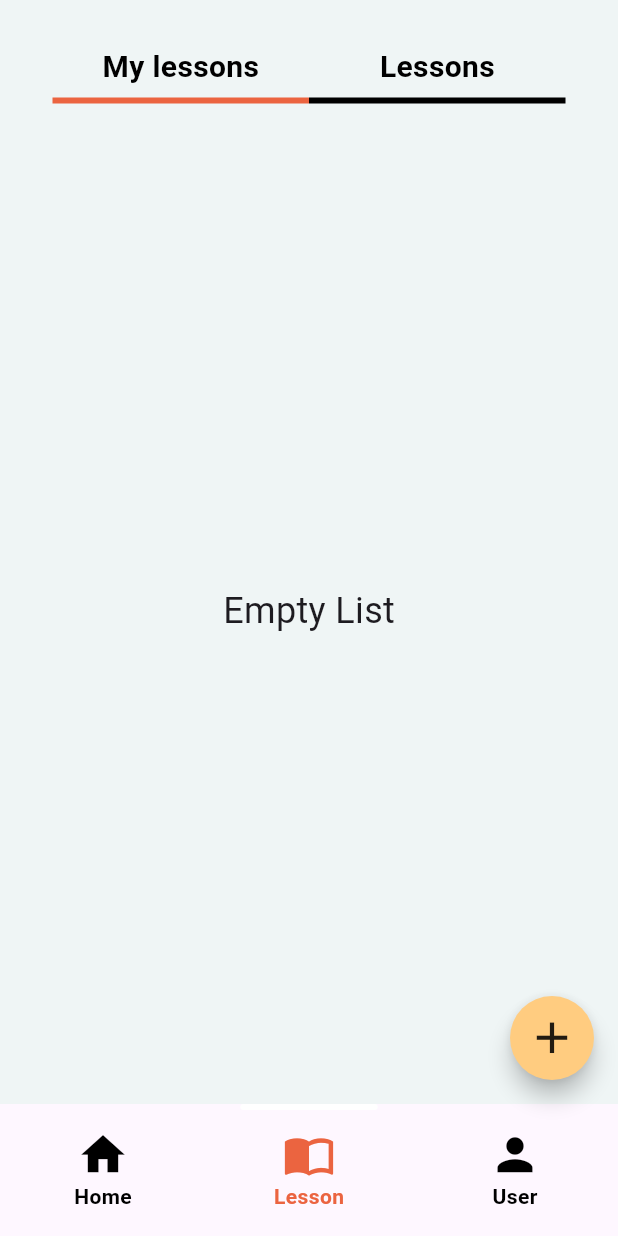
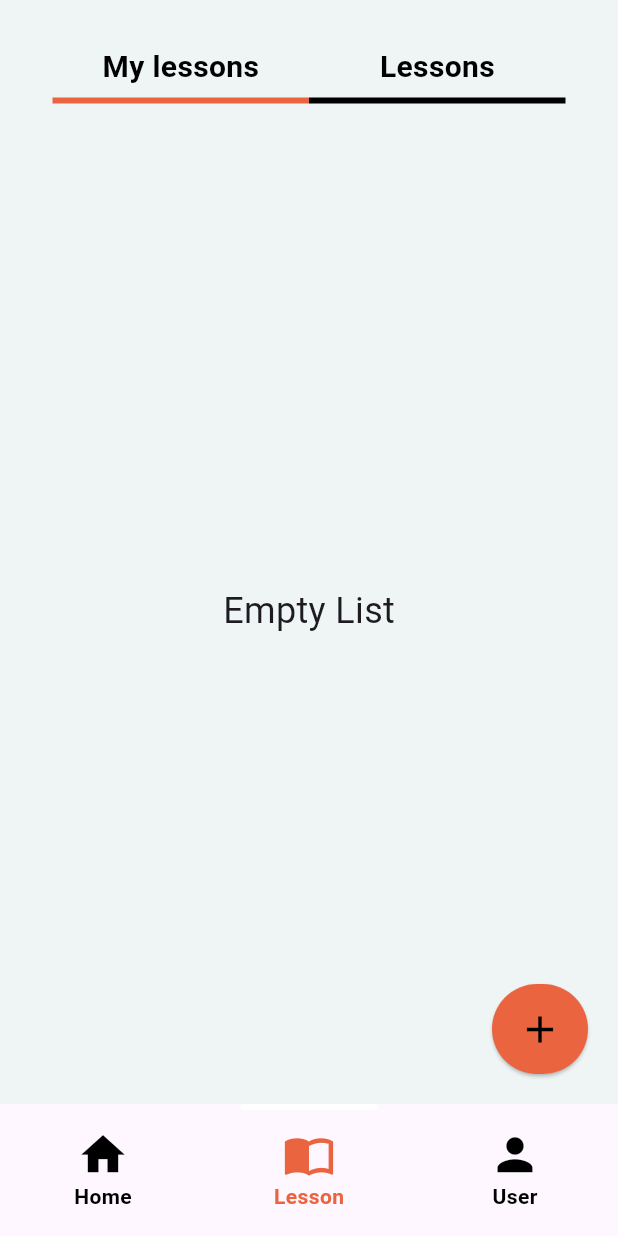
Before and after one commit to kien-ship-it/Kien-s_english_app, a Flutter app: the GeneralScreen screen opened directly, item 2 of the bottom bar chosen, on a phone screen of 412 x 824 dp. Run offline on Flutter 3.47's test engine with Material 3 defaults, Android fonts, the phone set to English and light mode, and no system bars; drawn by our look-alikes of flutter_snake_navigationbar; our stand-ins replace cloud_firestore, firebase_auth, firebase_core, firebase_storage, flip_card, fluttertoast; missing offline and left inert: survey_kit; accounts and stored records are empty.

Commit message:
add firebase

```diff
--- /dev/null
+++ b/lib/common/ConstantModel.dart
@@ -0,0 +1,2 @@
+const String LIST_PERSONAL_LESSON = "listPersonalLesson";
+const String LIST_DEFAULT_LESSON = "listDefaultLesson";
--- a/lib/features/GeneralScreen.dart
+++ b/lib/features/GeneralScreen.dart
@@ -22,7 +22,8 @@ class _GeneralScreenState extends State<GeneralScreen> {
   }
 
   Future getData() async {
-    FireStore.loadUser();
+    await FireStore.loadUser();
+    await FireStore.loadLesson();
   }
 
   var currentIndex = 0;
@@ -39,29 +40,12 @@ class _GeneralScreenState extends State<GeneralScreen> {
         return const HomeScreen();
     }
   }
-  // const Color(0xFFEED7CF)
-
-  Widget _buildFAB() {
-    return Visibility(
-      visible: currentIndex == 1,
-      child: FloatingActionButton(
-        backgroundColor: Colors.orange[200],
-        enableFeedback: true,
-        shape: const CircleBorder(),
-        onPressed: () {
-          // Your FAB action here
-        },
-        child: const Icon(Icons.add, size: 35, color: Colors.black87,),
-      ),
-    );
-  }
 
   @override
   Widget build(BuildContext context) {
     return SafeArea(
       child: Scaffold(
         body: bodyParser(currentIndex),
-        floatingActionButton: _buildFAB(),
         bottomNavigationBar: SnakeNavigationBar.color(
           behaviour: SnakeBarBehaviour.pinned,
           height: 88,
--- a/lib/features/GlobalData.dart
+++ b/lib/features/GlobalData.dart
@@ -1,5 +1,9 @@
 import 'package:english_app/models/UserModel.dart';
+
+import '../models/LessonModel.dart';
 
 class GlobalData {
   static UserModel user = UserModel.empty();
+  static List<LessonModel> listDefaultLesson = [];
+  static List<LessonModel> listPersonalLesson = [];
 }
--- a/lib/features/authentication/signup_screen.dart
+++ b/lib/features/authentication/signup_screen.dart
@@ -1,4 +1,5 @@
 import 'package:english_app/Widgets/MyToast.dart';
+import 'package:english_app/features/GeneralScreen.dart';
 import 'package:english_app/services/auth.dart';
 import 'package:english_app/features/home/home_screen.dart';
 import 'package:flutter/material.dart';
@@ -184,7 +185,7 @@ class _SignUpScreenState extends State<SignUpScreen> {
                         Navigator.pushReplacement(
                           context,
                           MaterialPageRoute(
-                            builder: (context) => const HomeScreen(),
+                            builder: (context) => const GeneralScreen(),
                           ),
                         );
                       }
--- a/lib/features/lesson/LessonScreen.dart
+++ b/lib/features/lesson/LessonScreen.dart
@@ -1,6 +1,7 @@
 import 'package:english_app/features/GlobalData.dart';
 import 'package:flutter/material.dart';
 
+import 'AddANewLessonScreen.dart';
 import 'IndividualLesson/LessonBoxList.dart';
 
 class LessonScreen extends StatefulWidget {
@@ -37,6 +38,9 @@ class _LessonScreenState extends State<LessonScreen> {
   Widget build(BuildContext context) {
     var width = MediaQuery.of(context).size.width;
     return SafeArea(
+      child: Stack(
+        children: [
+          Positioned(
             child: Container(
               color: const Color(0xFFEFF5F5),
               alignment: Alignment.center,
@@ -48,11 +52,19 @@ class _LessonScreenState extends State<LessonScreen> {
                   Expanded(
                       child: Lessonboxlist(
                     lessons: isChooseMyLesson
-                  ? GlobalData.user.listPersonalLesson
-                  : GlobalData.user.listDefaultLesson,
+                        ? GlobalData.listPersonalLesson
+                        : GlobalData.listDefaultLesson,
                   )),
                 ],
               ),
+            ),
+          ),
+          Positioned(
+            bottom: 20,
+            right: 20,
+            child: buildAddBtn(),
+          ),
+        ],
       ),
     );
   }
@@ -82,4 +94,26 @@ class _LessonScreenState extends State<LessonScreen> {
       ),
     );
   }
+
+  Widget buildAddBtn() {
+    return ElevatedButton(
+      style: ButtonStyle(
+        backgroundColor: WidgetStateProperty.all(const Color(0xFFEB6440)),
+        fixedSize: WidgetStateProperty.all(const Size(60, 60)),
+        padding: WidgetStateProperty.all<EdgeInsets>(
+          const EdgeInsets.all(0),
+        ),
+      ),
+      onPressed: () {
+        Navigator.push(
+                context,
+                MaterialPageRoute(
+                    builder: (context) => const AddANewLessonScreen()))
+            .then((value) {
+          setState(() {});
+        });
+      },
+      child: const Icon(Icons.add, size: 30, color: Colors.black),
+    );
   }
+}
--- a/lib/models/UserModel.dart
+++ b/lib/models/UserModel.dart
@@ -1,5 +1,3 @@
-import 'package:english_app/models/LessonModel.dart';
-import 'package:english_app/services/Helper.dart';
 import 'package:firebase_auth/firebase_auth.dart';
 
 import '../services/auth.dart';
@@ -8,14 +6,10 @@ class UserModel {
   final String id;
   final String fullName;
   final String email;
-  final List<LessonModel> listPersonalLesson;
-  final List<LessonModel> listDefaultLesson;
 
   UserModel({
     required this.id,
-    required this.listPersonalLesson,
     required this.fullName,
-    required this.listDefaultLesson,
     required this.email,
   });
 
@@ -23,18 +17,13 @@ class UserModel {
     return {
       'id': id,
       'fullName': fullName,
-      'listPersonalLesson': listPersonalLesson.map((e) => e.toJson()).toList(),
-      'listDefaultLesson':
-          listDefaultLesson.map((e) => e.toJson()).toList(),
       'email': email,
     };
   }
 
   factory UserModel.empty() {
     return UserModel(
-      listDefaultLesson: [],
       id: FirebaseAuth.instance.currentUser!.uid,
-      listPersonalLesson: [],
       fullName: '',
       email: '',
     );
@@ -44,11 +33,7 @@ class UserModel {
     return UserModel(
       email: json['email'],
       id: json['id'],
-      listPersonalLesson: List<LessonModel>.from(
-          json['listPersonalLesson'].map((e) => LessonModel.fromJson(e))),
       fullName: json['fullName'],
-      listDefaultLesson: List<LessonModel>.from(
-          json['listDefaultLesson'].map((e) => LessonModel.fromJson(e))),
     );
   }
 
@@ -56,25 +41,20 @@ class UserModel {
     return UserModel(
         email: user.email,
         id: user.id,
-        listPersonalLesson: user.listPersonalLesson,
-        listDefaultLesson: user.listDefaultLesson,
         fullName: user.fullName);
   }
 
-  // initialize data for user
+  // initialize data for new user
   factory UserModel.init(String fullName, String email) {
     return UserModel(
       email: email,
       id: Auth().getUserId(),
-      listDefaultLesson: Helper().buildDefaultLesson(),
-      listPersonalLesson: [],
       fullName: fullName,
     );
   }
 
   @override
   String toString() {
-    // TODO: implement toString
     return toJson().toString();
   }
 }
--- a/lib/services/store.dart
+++ b/lib/services/store.dart
@@ -1,7 +1,10 @@
 import 'dart:developer';
 
 import 'package:cloud_firestore/cloud_firestore.dart';
+import 'package:english_app/common/ConstantModel.dart';
 import 'package:english_app/features/GlobalData.dart';
+import 'package:english_app/models/LessonModel.dart';
+import 'package:english_app/services/Helper.dart';
 import 'package:firebase_auth/firebase_auth.dart';
 import 'package:firebase_storage/firebase_storage.dart';
 
@@ -17,8 +20,6 @@ class FireStore {
   static final CollectionReference<Map<String, dynamic>> _users =
       _db.collection(_userPath);
 
-  static const String _example = 'examples';
-
   // add new user
   static Future<void> initUser(String fullName, String email) async {
     try {
@@ -26,20 +27,56 @@ class FireStore {
       final docRef = _db.collection(_userPath).doc(uid);
       UserModel user = UserModel.init(fullName, email);
       docRef.set(user.toJson());
+
+      await initLesson();
     } catch (e) {
       rethrow;
     }
   }
 
+  static Future initLesson() async {
+    String uid = Auth().getUserId();
+    final docRef = _db.collection(_userPath).doc(uid);
+    // push data to firebase
+    for (var e in Helper().buildDefaultLesson()) {
+      docRef.collection(LIST_DEFAULT_LESSON).add(e.toJson());
+    }
+  }
+
   // load user data
-  static Future<UserModel> loadUser() async {
+  static Future loadUser() async {
     String uid = Auth().getUserId();
     final docRef = _db.collection(_userPath).doc(uid);
     Map<String, dynamic> data = await _getDoc(docRef);
     UserModel user = UserModel.fromJson(data);
     GlobalData.user = UserModel.clone(user);
     log(GlobalData.user.toString());
-    return user;
+  }
+
+  static Future loadLesson() async {
+    String uid = Auth().getUserId();
+    var docRef = _users.doc(uid).collection(LIST_PERSONAL_LESSON);
+    List<Map<String, dynamic>> data = await _listDocs(docRef);
+    GlobalData.listPersonalLesson =
+        data.map<LessonModel>((e) => LessonModel.fromJson(e)).toList();
+
+    docRef = _users.doc(uid).collection(LIST_DEFAULT_LESSON);
+    data = await _listDocs(docRef);
+    GlobalData.listDefaultLesson =
+        data.map<LessonModel>((e) => LessonModel.fromJson(e)).toList();
+  }
+
+  // add an new lesson
+  static Future<void> addLesson(LessonModel lesson) async {
+    // add local
+    GlobalData.listPersonalLesson.add(lesson);
+
+    // add cloud
+    String uid = Auth().getUserId();
+
+    final docRef = _users.doc(uid).collection(LIST_PERSONAL_LESSON).doc();
+
+    await _addDoc(docRef, lesson.toJson());
   }
 
   // ##### Utility ##### //
```
Also changed, not shown: lib/features/authentication/login_screen.dart (+5 -2 lines), lib/features/lesson/AddANewLessonScreen.dart (added, +40 -0 lines), lib/models/LessonModel.dart (+17 -0 lines). Lines whose indentation alone changed are shown as unchanged.
